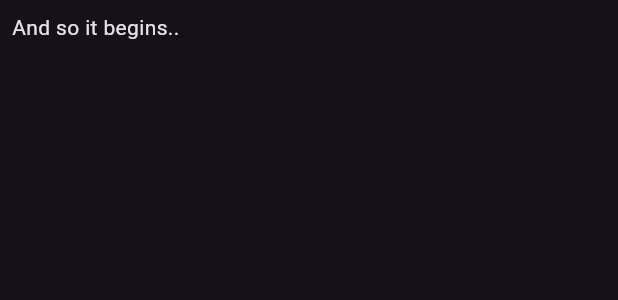
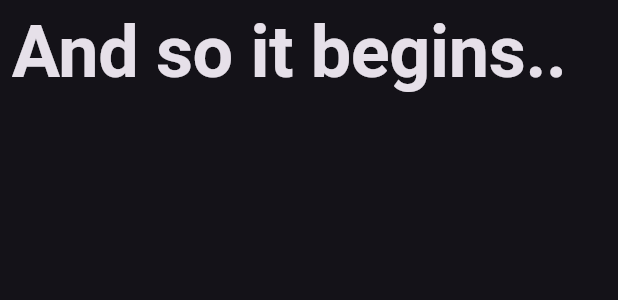
Before and after one commit to JOmarCuenca/flutter_advanced_template, a Flutter app: the _EasterEgg widget shown alone on an empty page, opened directly with empty values, on a phone screen of 412 x 824 dp. Shown: the top 300 px of the screen. Run offline on Flutter 3.47's test engine with Material 2 defaults, Android fonts, the light colour scheme and no system bars; drawn by our look-alikes of auto_size_text; our stand-ins replace dio, hive, package_info_plus; missing offline and left inert: pmvvm; accounts and stored records are empty.

Commit message:
Add autosizetext and implement model

```diff
--- a/lib/routes/home/view.dart
+++ b/lib/routes/home/view.dart
@@ -1,6 +1,7 @@
 import 'package:flutter/material.dart';
 import 'package:flutter_advanced_template/generated/l10n.dart';
 import 'package:flutter_advanced_template/services/version.service.dart';
+import 'package:flutter_advanced_template/widgets/text/h1.widget.dart';
 import 'package:pmvvm/mvvm_builder.widget.dart';
 import 'package:pmvvm/views/stateless.view.dart';
 
@@ -33,7 +34,7 @@ class _HomeView extends StatelessView<HomeViewModel> {
           children: <Widget>[
             Column(
               children: [
-                const Text("Current app version"),
+                const H1("Current app version"),
                 FutureBuilder(
                   future: AppVersionService.appVersion,
                   builder: (context, snapshot) {
@@ -86,7 +87,7 @@ class _EasterEgg extends StatelessWidget {
     return (message?.isNotEmpty == true)
         ? Padding(
             padding: const EdgeInsets.all(8),
-            child: Text(message!),
+            child: H1Heavy(message!),
           )
         : const SizedBox.shrink();
   }
--- /dev/null
+++ b/lib/widgets/text/h1.widget.dart
@@ -0,0 +1,43 @@
+import 'package:flutter/material.dart';
+import 'package:flutter_advanced_template/widgets/text/model.widget.dart';
+
+class H1 extends TextModelWidget {
+  static const double _defaultFontSize = 48;
+
+  const H1(
+    super.text, {
+    super.key,
+    super.minFontSize = TextModelWidget.defaultMinFontSize,
+    super.maxFontSize = TextModelWidget.defaultMaxFontSize,
+    super.textAlign,
+    super.softWrap,
+    super.wrapWords = false,
+    super.overflow,
+    super.maxLines,
+    super.fontSize = _defaultFontSize,
+    super.color,
+    super.fontWeight,
+    super.fontStyle,
+  });
+
+  @override
+  TextStyle widgetTextStyle(BuildContext context) => currentAppTextTheme(context).displayLarge ?? const TextStyle();
+}
+
+class H1Heavy extends H1 {
+  const H1Heavy(
+    super.text, {
+    super.key,
+    super.minFontSize = TextModelWidget.defaultMinFontSize,
+    super.maxFontSize = TextModelWidget.defaultMaxFontSize,
+    super.textAlign,
+    super.softWrap,
+    super.wrapWords = false,
+    super.overflow,
+    super.maxLines,
+    super.fontSize = H1._defaultFontSize,
+    super.color,
+    super.fontWeight = FontWeight.bold,
+    super.fontStyle,
+  });
+}
--- /dev/null
+++ b/lib/widgets/text/model.widget.dart
@@ -0,0 +1,60 @@
+import 'package:auto_size_text/auto_size_text.dart';
+import 'package:flutter/material.dart';
+
+abstract class TextModelWidget extends StatelessWidget {
+  static const double defaultMinFontSize = 12, defaultMaxFontSize = double.infinity;
+
+  final String text;
+  final double minFontSize, maxFontSize;
+  final double? fontSize;
+  final TextAlign? textAlign;
+  final bool? softWrap;
+  final bool wrapWords;
+  final TextOverflow? overflow;
+  final int? maxLines;
+  final Color? color;
+  final FontWeight? fontWeight;
+  final FontStyle? fontStyle;
+
+  const TextModelWidget(
+    this.text, {
+    super.key,
+    this.minFontSize = defaultMinFontSize,
+    this.maxFontSize = defaultMaxFontSize,
+    this.textAlign,
+    this.softWrap,
+    this.wrapWords = false,
+    this.overflow,
+    this.maxLines,
+    required this.fontSize,
+    this.color,
+    this.fontWeight,
+    this.fontStyle,
+  });
+
+  @protected
+  TextTheme currentAppTextTheme(BuildContext context) => Theme.of(context).textTheme;
+
+  @protected
+  TextStyle widgetTextStyle(BuildContext context);
+
+  @override
+  Widget build(BuildContext context) {
+    return AutoSizeText(
+      text,
+      style: widgetTextStyle(context).copyWith(
+        color: color,
+        fontSize: fontSize,
+        fontWeight: fontWeight,
+        fontStyle: fontStyle,
+      ),
+      minFontSize: minFontSize,
+      maxFontSize: maxFontSize,
+      textAlign: textAlign,
+      softWrap: softWrap,
+      wrapWords: wrapWords,
+      overflow: overflow,
+      maxLines: maxLines,
+    );
+  }
+}
--- a/pubspec.yaml
+++ b/pubspec.yaml
@@ -45,6 +45,7 @@ dependencies:
 
   package_info_plus: ^4.0.2
   dio: ^5.2.1+1
+  auto_size_text: ^3.0.0
 
 dev_dependencies:
   flutter_test:
```
Also changed, not shown: pubspec.lock.
